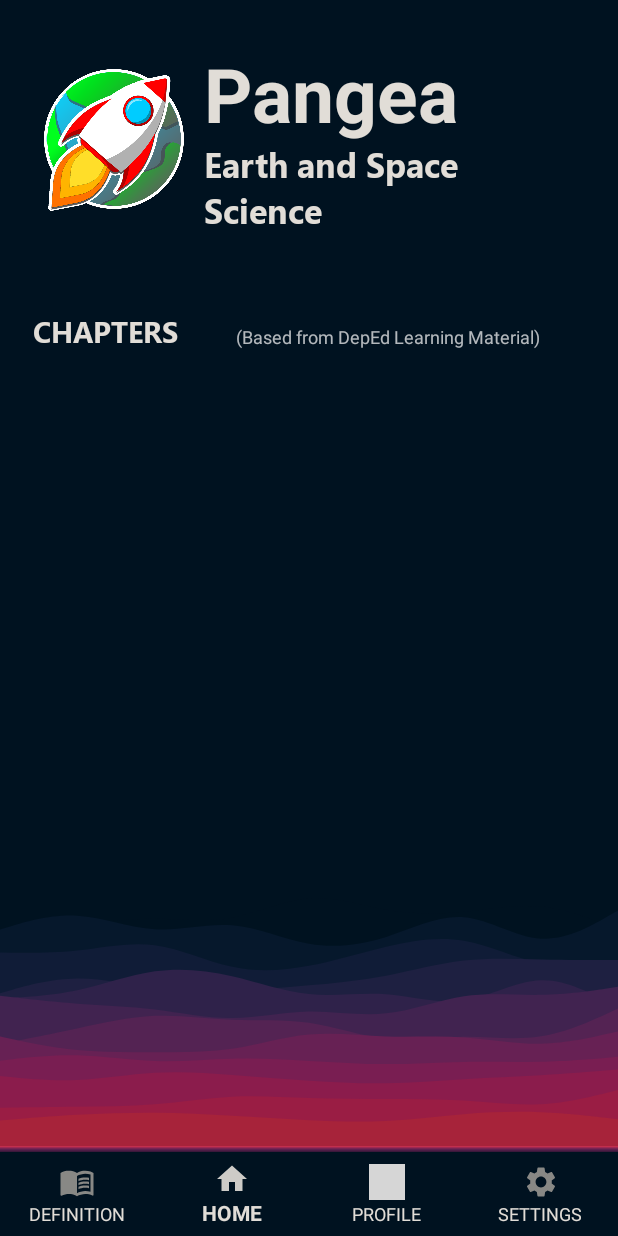
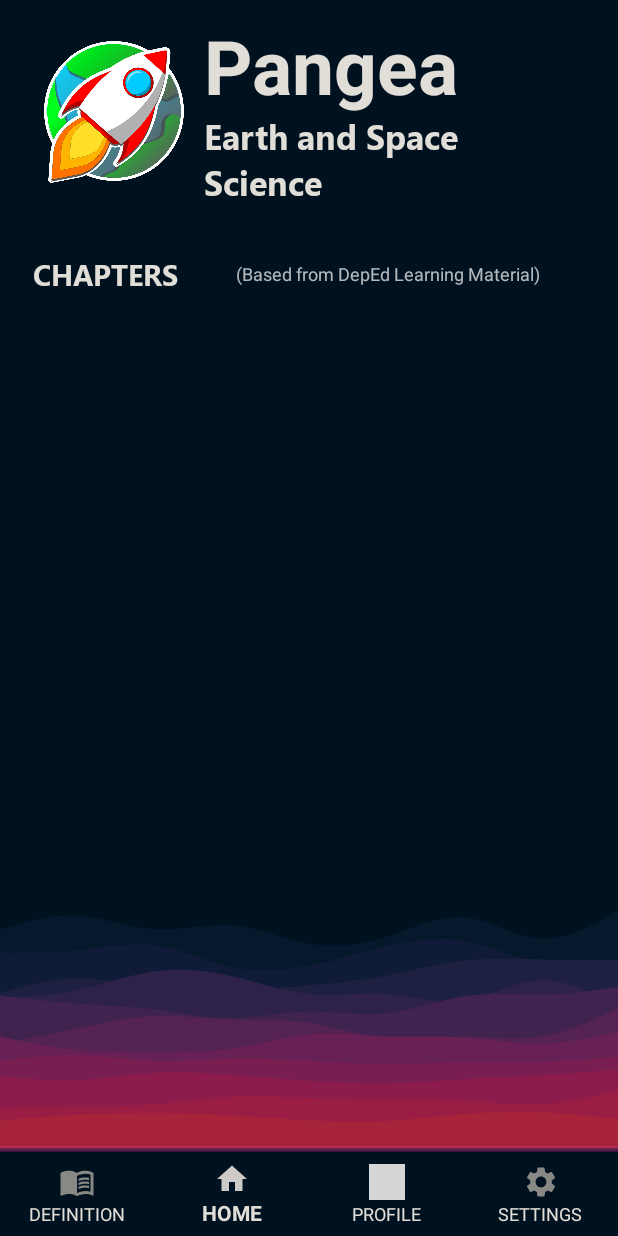
Before and after one commit to Kiru100/Android-Learning-App---Earth-and-Space-Science, an Android app: the screen it shows after launch once a user with an empty profile is signed in (MainActivity), on a phone screen of 412 x 824 dp. Run offline under Robolectric (Android 15) with nearby library versions, the phone set to English and light mode, and no system bars; our stand-ins replace Firebase (no records; nobody signed in at launch, a user with empty details on screens opened directly), Shimmer, navigation-ui; pictures from the network do not load; Roboto replaces fonts that are not available here; grey boxes are pictures that could not be loaded.

Commit message:
home fragment update

```diff
--- a/app/src/main/java/com/example/capstone/Fragment/HomeFragment.java
+++ b/app/src/main/java/com/example/capstone/Fragment/HomeFragment.java
@@ -29,7 +29,6 @@ public class HomeFragment extends Fragment {
 
     private ChapterFirebaseAdapter fireAdapter;
     private RecyclerView rvChapters;
-    private FirebaseUser student;
     private DatabaseReference reference;
 
 
@@ -47,12 +46,9 @@ public class HomeFragment extends Fragment {
                              Bundle savedInstanceState) {
        View rootView = inflater.inflate(R.layout.fragment_home, container, false);
 
-       //TODO: Prevent fragment refresh when navigation is clicked
-
         rvChapters = rootView.findViewById(R.id.rvChapters);
 
 
-        student = FirebaseAuth.getInstance().getCurrentUser();
         reference=FirebaseDatabase.getInstance("https://capstoneproject-4b898-default-rtdb.asia-southeast1.firebasedatabase.app/").getReference("Students");
         reference.keepSynced(true);
 
--- a/app/src/main/res/layout/fragment_home.xml
+++ b/app/src/main/res/layout/fragment_home.xml
@@ -109,7 +109,7 @@
                 android:layout_width="wrap_content"
                 android:layout_height="wrap_content"
                 android:orientation="horizontal"
-                app:layout_constraintGuide_percent=".25" />
+                app:layout_constraintGuide_percent=".20" />
 
             <TextView
                 android:id="@+id/textView33"
@@ -121,7 +121,8 @@
                 app:layout_constraintBottom_toBottomOf="@+id/textView15"
                 app:layout_constraintEnd_toEndOf="parent"
                 app:layout_constraintHorizontal_bias="0.0"
-                app:layout_constraintStart_toEndOf="@+id/textView15" />
+                app:layout_constraintStart_toEndOf="@+id/textView15"
+                app:layout_constraintTop_toTopOf="@+id/textView15" />
 
 
         </androidx.constraintlayout.widget.ConstraintLayout>
```
